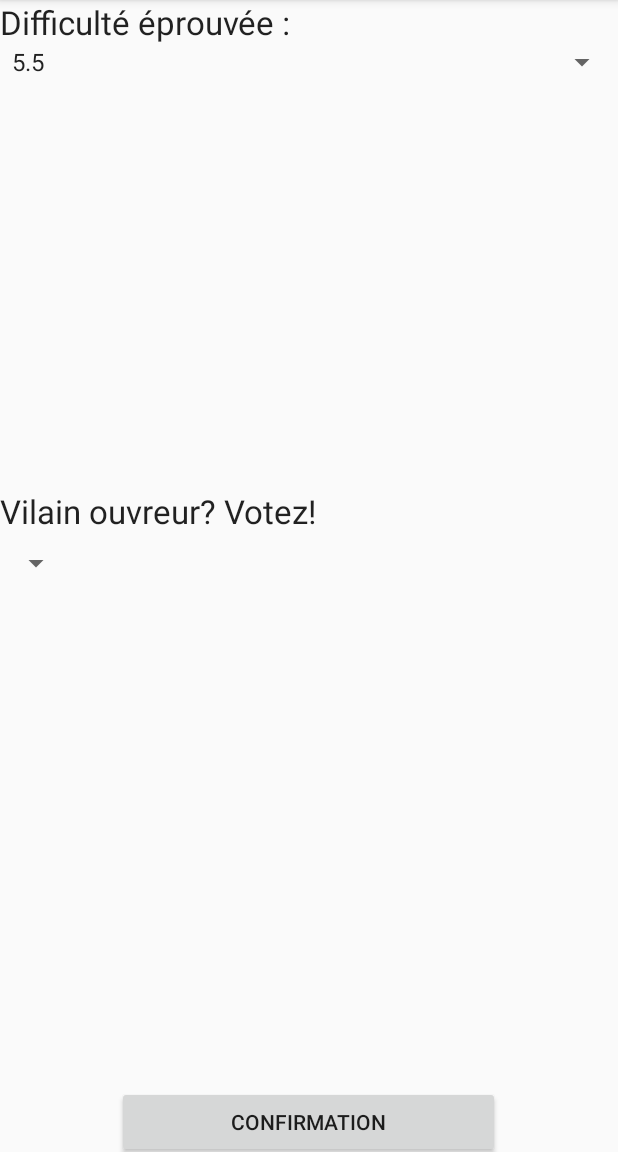
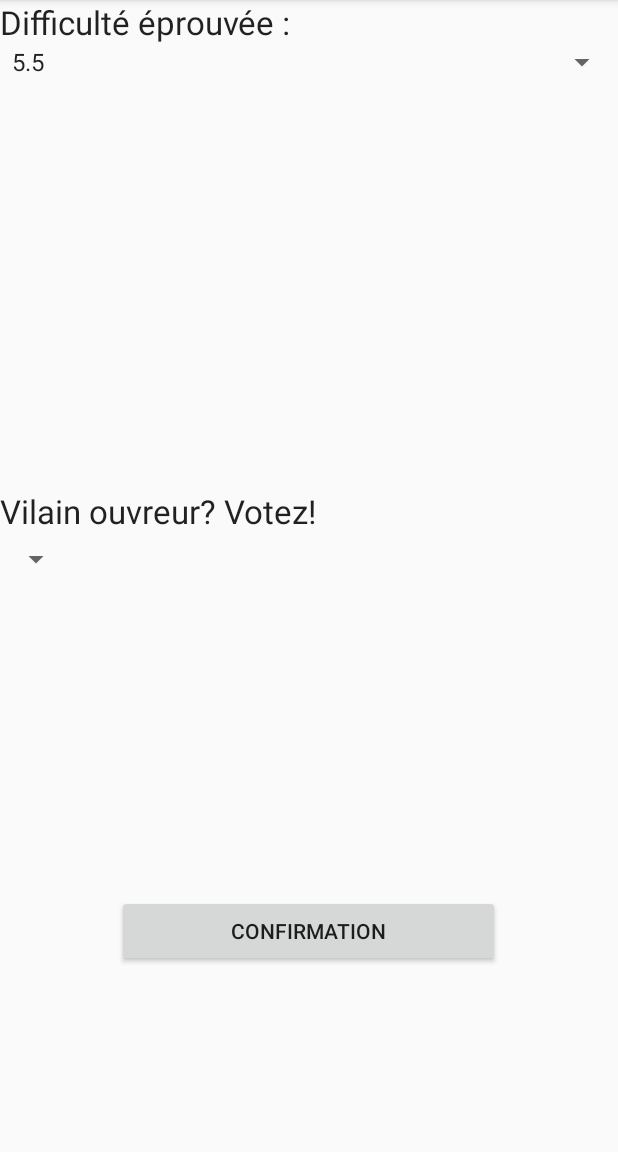
Before and after one commit to andgsk/AndroidTP2, an Android app: the fragment critiquerFragment shown on its own in the app's theme, on a phone screen of 412 x 824 dp, the part 84-1236 px from its top. Run offline under Robolectric (Android 15) with nearby library versions, the phone set to English and light mode, and no system bars.

Commit message:
some quelque chose :/

```diff
--- a/app/src/main/res/layout/fragment_critiquerpiste.xml
+++ b/app/src/main/res/layout/fragment_critiquerpiste.xml
@@ -29,7 +29,7 @@
         android:layout_width="match_parent"
         android:layout_height="168dp"
         android:weightSum="1"
-        android:layout_weight="0.56">
+        android:layout_weight="0.25">
 
         <TextView
             android:layout_width="wrap_content"
```
